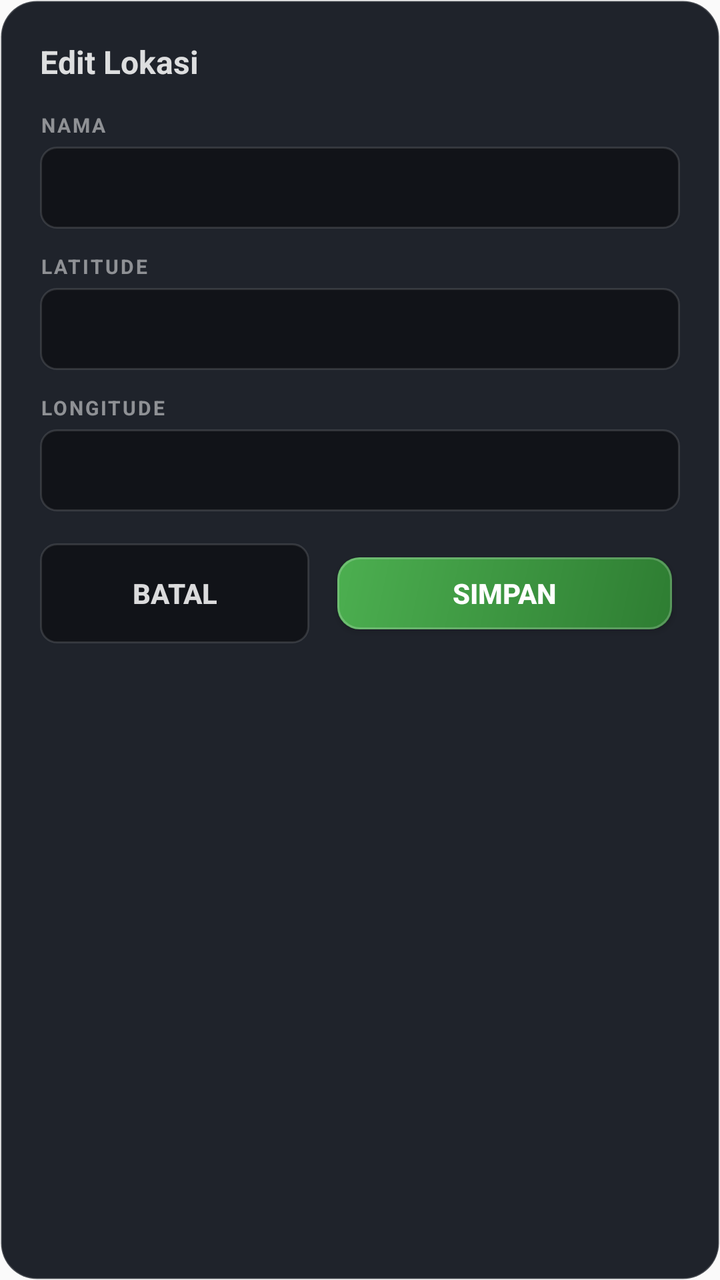
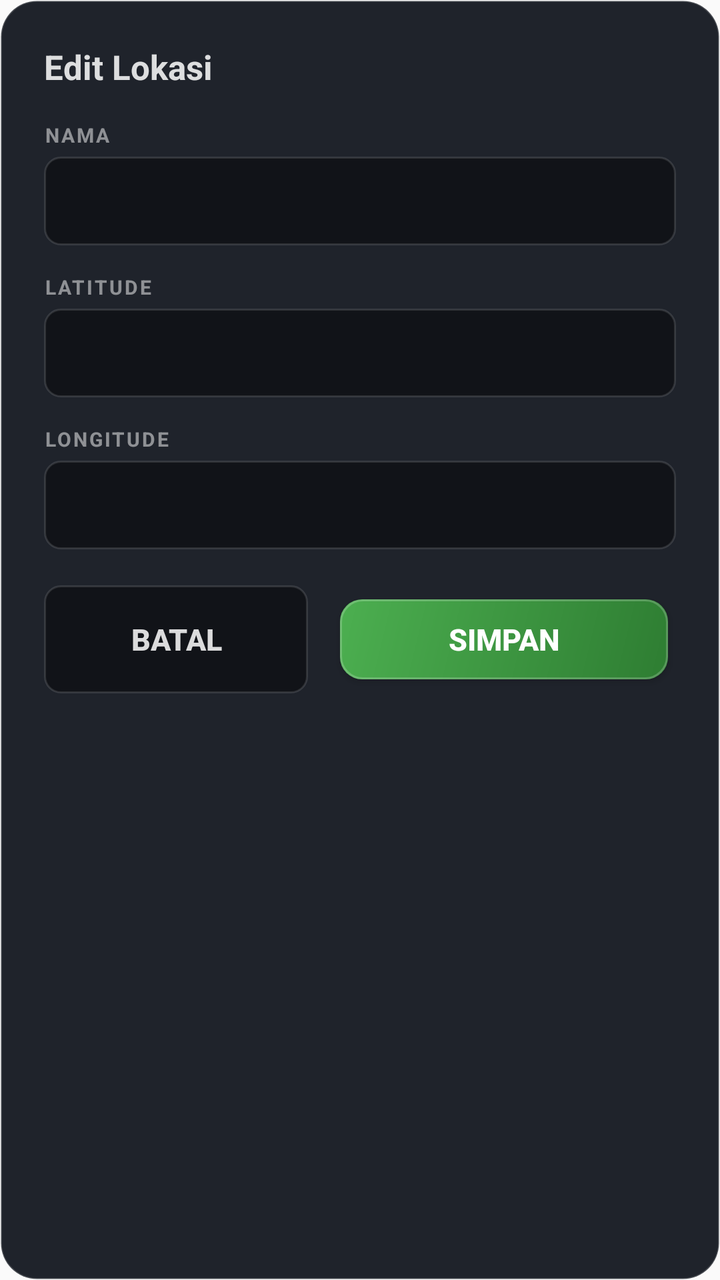

Screens rendered from an Android XML layout before and after an edit, with the pre-edit source and the edit as a unified diff.
<!-- AndroidManifest.xml: application theme Theme.AYA -->
<!-- res/layout/dialog_edit_fav.xml -->
<?xml version="1.0" encoding="utf-8"?>
<LinearLayout xmlns:android="http://schemas.android.com/apk/res/android"
    android:layout_width="match_parent"
    android:layout_height="wrap_content"
    android:orientation="vertical"
    android:padding="20dp"
    android:background="@drawable/bg_dialog_card">

    <TextView
        android:layout_width="wrap_content"
        android:layout_height="wrap_content"
        android:text="Edit Lokasi"
        android:textColor="@color/label_text"
        android:textSize="16sp"
        android:textStyle="bold"
        android:layout_marginBottom="14dp" />

    <TextView
        android:layout_width="wrap_content"
        android:layout_height="wrap_content"
        android:text="NAMA"
        android:textColor="#80FFFFFF"
        android:textSize="10sp"
        android:textStyle="bold"
        android:letterSpacing="0.1" />

    <EditText
        android:id="@+id/e_name"
        android:layout_width="match_parent"
        android:layout_height="wrap_content"
        android:layout_marginTop="4dp"
        android:background="@drawable/bg_coord_chip"
        android:paddingHorizontal="12dp"
        android:paddingVertical="11dp"
        android:maxLength="40"
        android:inputType="text"
        android:textColor="@color/label_text"
        android:textSize="14sp" />

    <TextView
        android:layout_width="wrap_content"
        android:layout_height="wrap_content"
        android:layout_marginTop="12dp"
        android:text="LATITUDE"
        android:textColor="#80FFFFFF"
        android:textSize="10sp"
        android:textStyle="bold"
        android:letterSpacing="0.1" />

    <EditText
        android:id="@+id/e_lat"
        android:layout_width="match_parent"
        android:layout_height="wrap_content"
        android:layout_marginTop="4dp"
        android:background="@drawable/bg_coord_chip"
        android:paddingHorizontal="12dp"
        android:paddingVertical="11dp"
        android:inputType="numberDecimal|numberSigned"
        android:fontFamily="monospace"
        android:textColor="@color/label_text"
        android:textSize="14sp" />

    <TextView
        android:layout_width="wrap_content"
        android:layout_height="wrap_content"
        android:layout_marginTop="12dp"
        android:text="LONGITUDE"
        android:textColor="#80FFFFFF"
        android:textSize="10sp"
        android:textStyle="bold"
        android:letterSpacing="0.1" />

    <EditText
        android:id="@+id/e_lng"
        android:layout_width="match_parent"
        android:layout_height="wrap_content"
        android:layout_marginTop="4dp"
        android:background="@drawable/bg_coord_chip"
        android:paddingHorizontal="12dp"
        android:paddingVertical="11dp"
        android:inputType="numberDecimal|numberSigned"
        android:fontFamily="monospace"
        android:textColor="@color/label_text"
        android:textSize="14sp" />

    <TextView
        android:id="@+id/e_err"
        android:layout_width="match_parent"
        android:layout_height="wrap_content"
        android:layout_marginTop="8dp"
        android:textColor="#FF8A80"
        android:textSize="11sp"
        android:visibility="gone" />

    <LinearLayout
        android:layout_width="match_parent"
        android:layout_height="wrap_content"
        android:orientation="horizontal"
        android:layout_marginTop="16dp">

        <Button
            android:id="@+id/e_cancel"
            android:layout_width="0dp"
            android:layout_height="50dp"
            android:layout_weight="1"
            android:background="@drawable/bg_coord_chip"
            android:textColor="@color/label_text"
            android:textSize="14sp"
            android:textStyle="bold"
            android:text="Batal" />

        <Space android:layout_width="10dp" android:layout_height="1dp" />

        <Button
            android:id="@+id/e_save"
            android:layout_width="0dp"
            android:layout_height="50dp"
            android:layout_weight="1.3"
            android:background="@drawable/bg_play_green_touch"
            android:textColor="#FFFFFF"
            android:textStyle="bold"
            android:textSize="14sp"
            android:text="SIMPAN" />
    </LinearLayout>
</LinearLayout>
<!-- resources referenced by this layout -->
<resources>
  <color name="label_text">#D9FFFFFF</color>
  <!-- drawable bg_coord_chip (drawable) -->
  <shape xmlns:android="http://schemas.android.com/apk/res/android">
      <corners android:radius="8dp" />
      <solid android:color="@color/chip_coord_bg" />
      <stroke android:width="1dp" android:color="@color/chip_coord_stroke" />
  </shape>
  <!-- drawable bg_dialog_card (drawable) -->
  <shape xmlns:android="http://schemas.android.com/apk/res/android">
      <corners android:radius="18dp" />
      <solid android:color="#F2141820" />
      <stroke android:width="1dp" android:color="#2EFFFFFF" />
  </shape>
  <!-- drawable bg_play_green_touch (drawable) -->
  <layer-list xmlns:android="http://schemas.android.com/apk/res/android">
      <item android:left="4dp" android:right="4dp" android:top="7dp" android:bottom="7dp">
          <shape>
              <corners android:radius="11dp" />
              <gradient android:angle="315"
                  android:startColor="@color/play_green_start"
                  android:endColor="@color/play_green_end" />
          </shape>
      </item>
      <item android:left="4dp" android:right="4dp" android:top="7dp" android:bottom="7dp">
          <shape>
              <corners android:radius="11dp" />
              <stroke android:width="1dp" android:color="@color/play_stroke" />
          </shape>
      </item>
  </layer-list>
  <style name="Theme.AYA" parent="Theme.AppCompat.Light.NoActionBar" />
  <color name="chip_coord_bg">#73000000</color>
  <color name="chip_coord_stroke">#1FFFFFFF</color>
  <color name="play_green_start">#4CAF50</color>
  <color name="play_green_end">#2E7D32</color>
  <color name="play_stroke">#33FFFFFF</color>
</resources>

<!-- the commit's change to res/layout/dialog_edit_fav.xml (unified diff, before → after) -->
@@ -3,7 +3,7 @@
     android:layout_width="match_parent"
     android:layout_height="wrap_content"
     android:orientation="vertical"
-    android:padding="20dp"
+    android:padding="22dp"
     android:background="@drawable/bg_dialog_card">
 
     <TextView
@@ -11,9 +11,9 @@
         android:layout_height="wrap_content"
         android:text="Edit Lokasi"
         android:textColor="@color/label_text"
-        android:textSize="16sp"
+        android:textSize="17sp"
         android:textStyle="bold"
-        android:layout_marginBottom="14dp" />
+        android:layout_marginBottom="16dp" />
 
     <TextView
         android:layout_width="wrap_content"
@@ -31,16 +31,16 @@
         android:layout_marginTop="4dp"
         android:background="@drawable/bg_coord_chip"
         android:paddingHorizontal="12dp"
-        android:paddingVertical="11dp"
+        android:paddingVertical="12dp"
         android:maxLength="40"
         android:inputType="text"
         android:textColor="@color/label_text"
-        android:textSize="14sp" />
+        android:textSize="15sp" />
 
     <TextView
         android:layout_width="wrap_content"
         android:layout_height="wrap_content"
-        android:layout_marginTop="12dp"
+        android:layout_marginTop="14dp"
         android:text="LATITUDE"
         android:textColor="#80FFFFFF"
         android:textSize="10sp"
@@ -54,16 +54,16 @@
         android:layout_marginTop="4dp"
         android:background="@drawable/bg_coord_chip"
         android:paddingHorizontal="12dp"
-        android:paddingVertical="11dp"
+        android:paddingVertical="12dp"
         android:inputType="numberDecimal|numberSigned"
         android:fontFamily="monospace"
         android:textColor="@color/label_text"
-        android:textSize="14sp" />
+        android:textSize="15sp" />
 
     <TextView
         android:layout_width="wrap_content"
         android:layout_height="wrap_content"
-        android:layout_marginTop="12dp"
+        android:layout_marginTop="14dp"
         android:text="LONGITUDE"
         android:textColor="#80FFFFFF"
         android:textSize="10sp"
@@ -77,17 +77,17 @@
         android:layout_marginTop="4dp"
         android:background="@drawable/bg_coord_chip"
         android:paddingHorizontal="12dp"
-        android:paddingVertical="11dp"
+        android:paddingVertical="12dp"
         android:inputType="numberDecimal|numberSigned"
         android:fontFamily="monospace"
         android:textColor="@color/label_text"
-        android:textSize="14sp" />
+        android:textSize="15sp" />
 
     <TextView
         android:id="@+id/e_err"
         android:layout_width="match_parent"
         android:layout_height="wrap_content"
-        android:layout_marginTop="8dp"
+        android:layout_marginTop="10dp"
         android:textColor="#FF8A80"
         android:textSize="11sp"
         android:visibility="gone" />
@@ -96,30 +96,30 @@
         android:layout_width="match_parent"
         android:layout_height="wrap_content"
         android:orientation="horizontal"
-        android:layout_marginTop="16dp">
+        android:layout_marginTop="18dp">
 
         <Button
             android:id="@+id/e_cancel"
             android:layout_width="0dp"
-            android:layout_height="50dp"
+            android:layout_height="54dp"
             android:layout_weight="1"
             android:background="@drawable/bg_coord_chip"
             android:textColor="@color/label_text"
-            android:textSize="14sp"
+            android:textSize="15sp"
             android:textStyle="bold"
             android:text="Batal" />
 
-        <Space android:layout_width="10dp" android:layout_height="1dp" />
+        <Space android:layout_width="12dp" android:layout_height="1dp" />
 
         <Button
             android:id="@+id/e_save"
             android:layout_width="0dp"
-            android:layout_height="50dp"
+            android:layout_height="54dp"
             android:layout_weight="1.3"
             android:background="@drawable/bg_play_green_touch"
             android:textColor="#FFFFFF"
             android:textStyle="bold"
-            android:textSize="14sp"
+            android:textSize="15sp"
             android:text="SIMPAN" />
     </LinearLayout>
 </LinearLayout>
